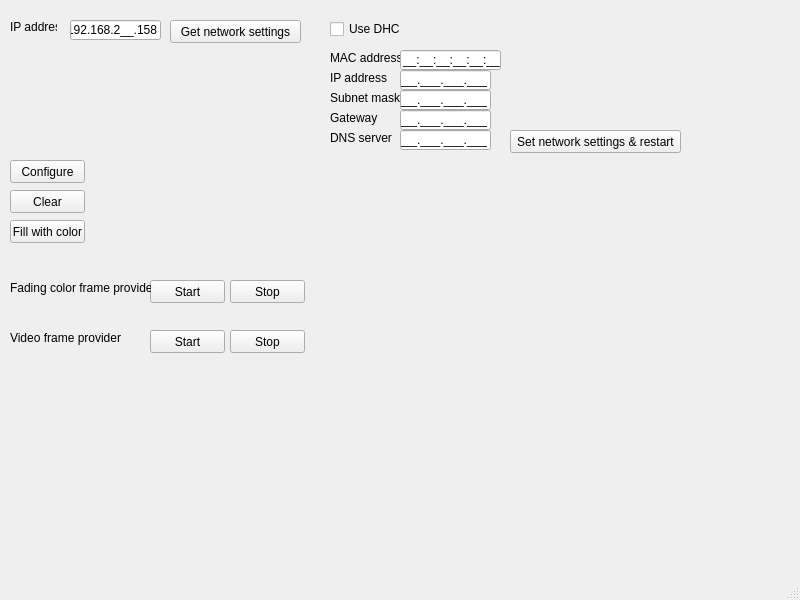
Qt form playground/matrix_controller_lib_demo/main_window.ui (kant/esp32-big-led-matrix-dmx-controller) before a commit.
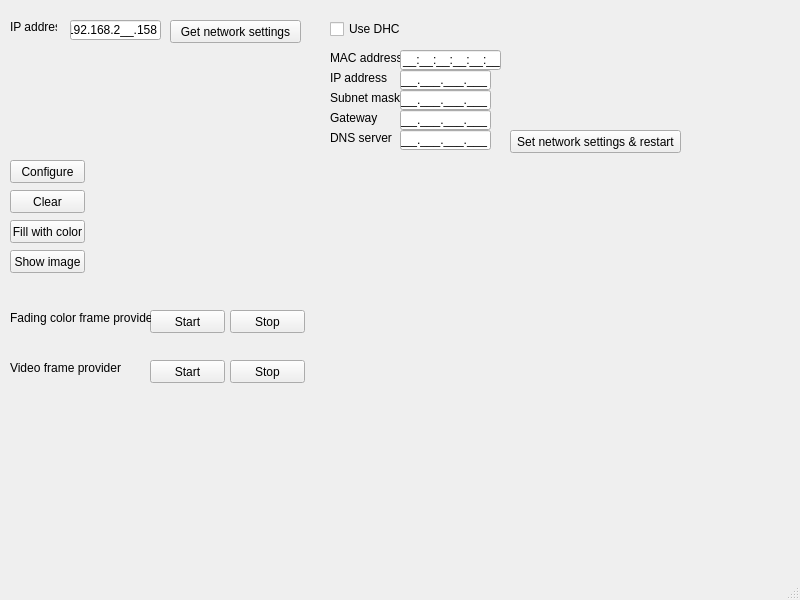
The same form after that commit.

Commit message: added functionality to demonstrate show_image() of Matrix Controller library

What changed in the file:
```diff
--- a/playground/matrix_controller_lib_demo/main_window.ui
+++ b/playground/matrix_controller_lib_demo/main_window.ui
@@ -57,7 +57,7 @@
     <property name="geometry">
      <rect>
       <x>150</x>
-      <y>280</y>
+      <y>310</y>
       <width>75</width>
       <height>23</height>
      </rect>
@@ -70,7 +70,7 @@
     <property name="geometry">
      <rect>
       <x>230</x>
-      <y>280</y>
+      <y>310</y>
       <width>75</width>
       <height>23</height>
      </rect>
@@ -83,7 +83,7 @@
     <property name="geometry">
      <rect>
       <x>10</x>
-      <y>280</y>
+      <y>310</y>
       <width>141</width>
       <height>16</height>
      </rect>
@@ -96,7 +96,7 @@
     <property name="geometry">
      <rect>
       <x>10</x>
-      <y>330</y>
+      <y>360</y>
       <width>141</width>
       <height>16</height>
      </rect>
@@ -109,7 +109,7 @@
     <property name="geometry">
      <rect>
       <x>150</x>
-      <y>330</y>
+      <y>360</y>
       <width>75</width>
       <height>23</height>
      </rect>
@@ -122,7 +122,7 @@
     <property name="geometry">
      <rect>
       <x>230</x>
-      <y>330</y>
+      <y>360</y>
       <width>75</width>
       <height>23</height>
      </rect>
@@ -341,6 +341,19 @@
      <string>Set network settings &amp;&amp; restart</string>
     </property>
    </widget>
+   <widget class="QPushButton" name="btn_show_image">
+    <property name="geometry">
+     <rect>
+      <x>10</x>
+      <y>250</y>
+      <width>75</width>
+      <height>23</height>
+     </rect>
+    </property>
+    <property name="text">
+     <string>Show image</string>
+    </property>
+   </widget>
   </widget>
   <widget class="QMenuBar" name="menubar">
    <property name="geometry">
```
Left out of the diff: 2 changed lines with no effect on the pictures. The commit also changes 4 other files.
